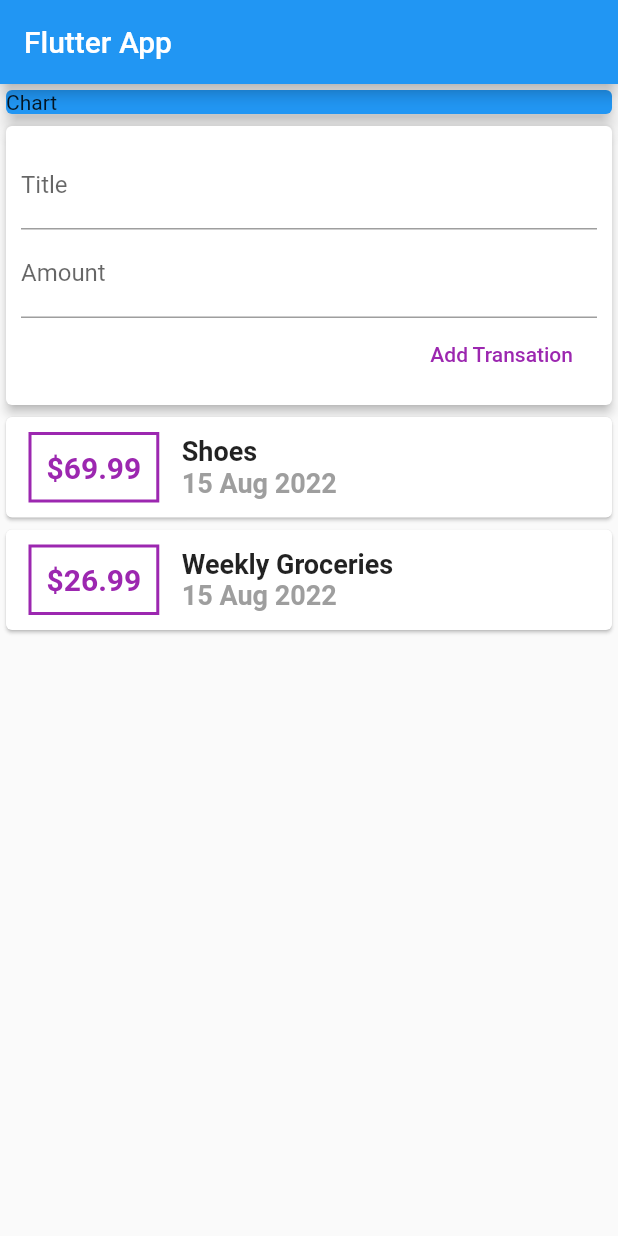
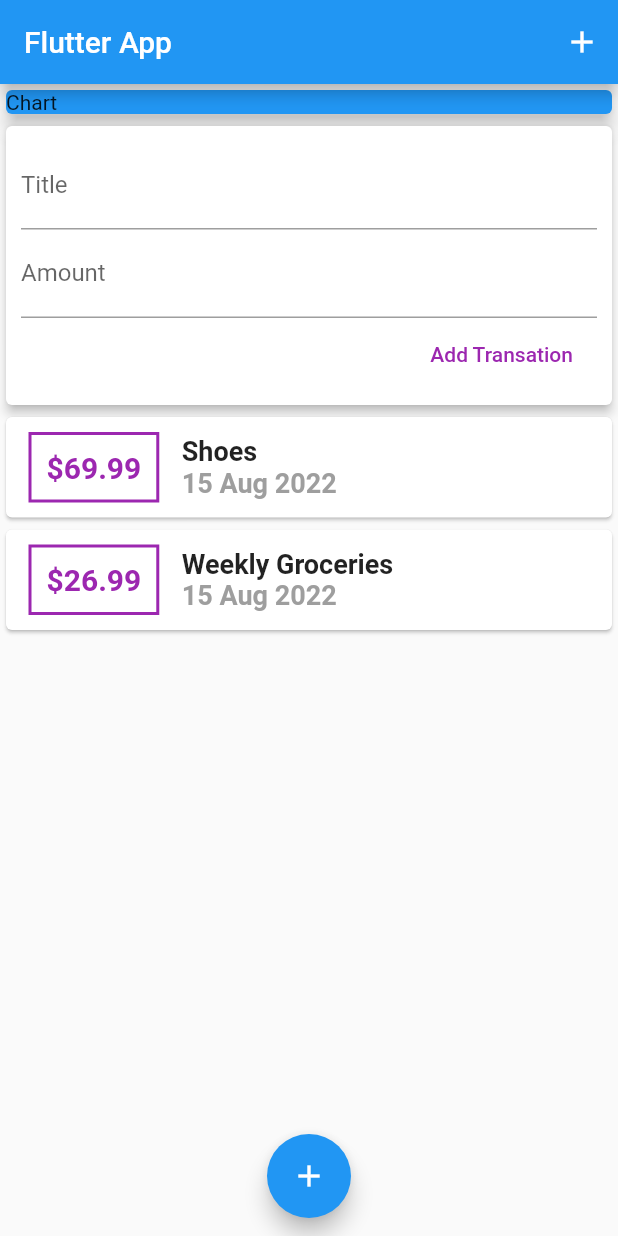
Before and after one commit to sushantbramhacharya/flutter_learning, a Flutter app: the screen it shows after launch, on a phone screen of 412 x 824 dp. Run offline on Flutter 3.47's test engine with Material 2 defaults, Android fonts, the phone set to English and light mode, and no system bars.

Commit message:
AppBar IconButton and FloatingActionButton

```diff
--- a/project_2/lib/main.dart
+++ b/project_2/lib/main.dart
@@ -11,6 +11,7 @@ class MyApp extends StatelessWidget
   Widget build(BuildContext context)
   {
     return MaterialApp(
+      debugShowCheckedModeBanner: false,
       home:MyHomePage(),
       title: 'Flutter App',
     );
@@ -24,6 +25,9 @@ class MyHomePage extends StatelessWidget {
   Widget build(BuildContext context) {
     return Scaffold(
       appBar: AppBar(
+        actions: [
+          IconButton(onPressed: (){}, icon: Icon(Icons.add))
+        ],
         title: Text("Flutter App"),
       ),
       body: ListView(
@@ -37,7 +41,9 @@ class MyHomePage extends StatelessWidget {
           elevation: 5,
         ),
         UserTransation()
-      ],)
+      ],),
+      floatingActionButtonLocation: FloatingActionButtonLocation.miniCenterFloat,
+      floatingActionButton: FloatingActionButton(child: Icon(Icons.add),onPressed: (){},),
     );
   }
 }
```
